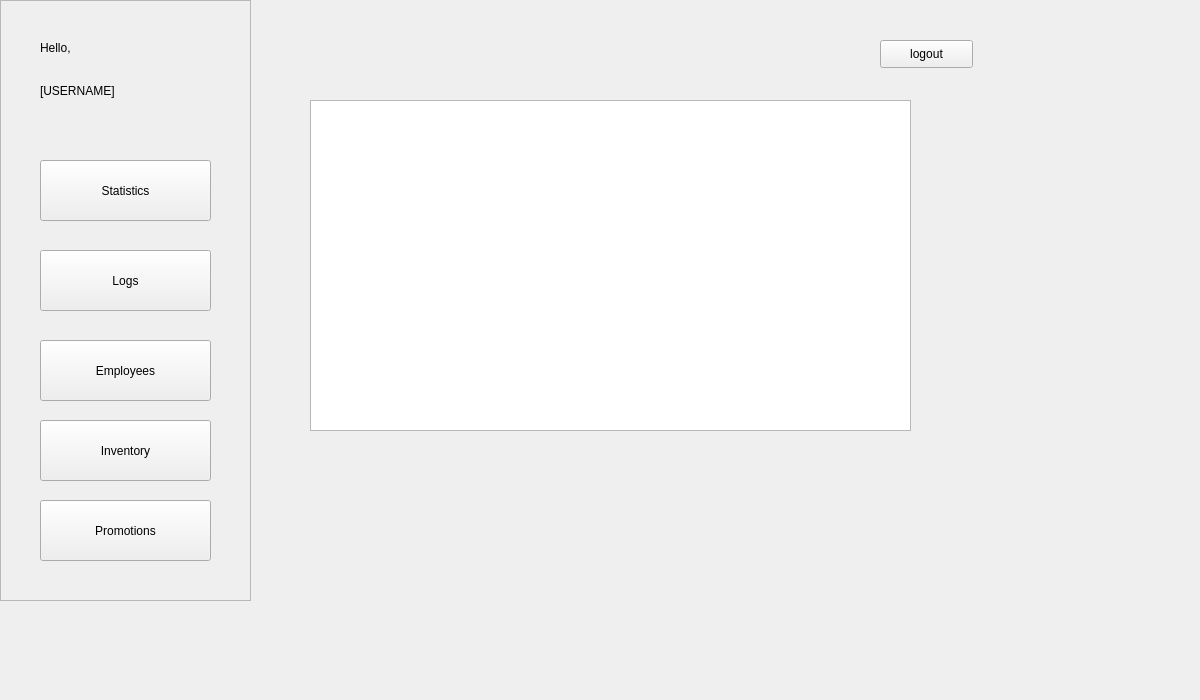
Before: the Qt Designer form POS/UI/promotions.ui in ReiZedlav/CSCC-21.1-Software-Engineering-1, drawn with Qt 5.
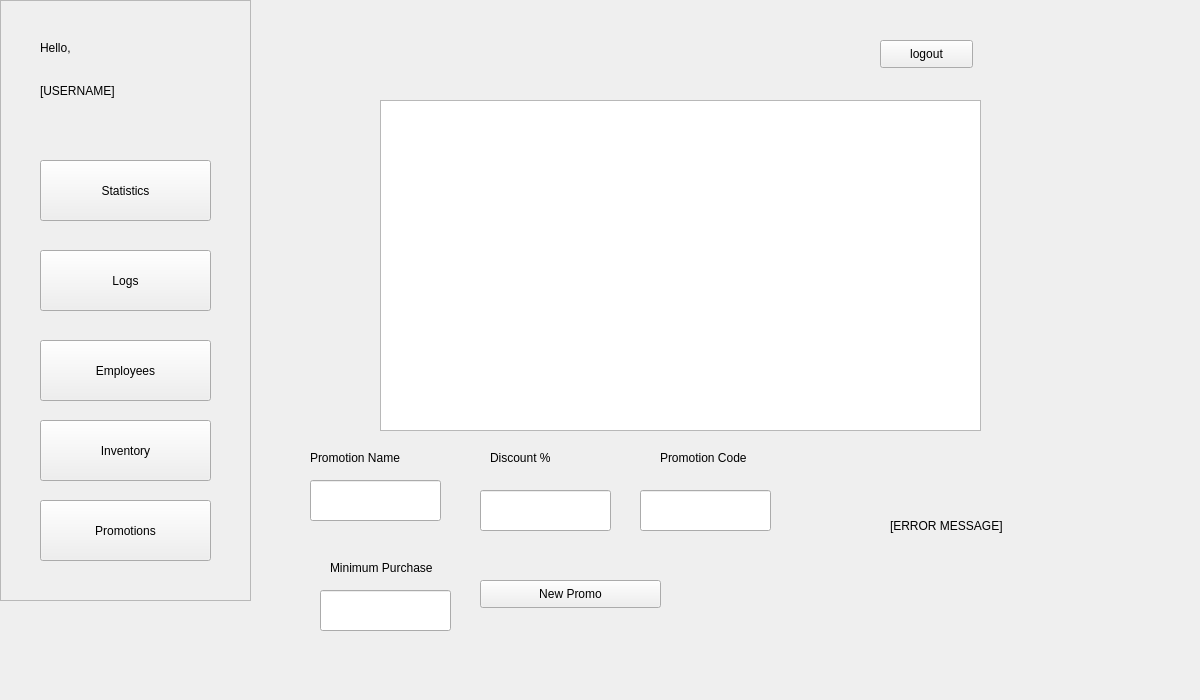
After: the same form once the commit is applied.

```diff
--- a/POS/UI/promotions.ui
+++ b/POS/UI/promotions.ui
@@ -137,13 +137,131 @@
    <widget class="QTableWidget" name="promotionTable">
     <property name="geometry">
      <rect>
-      <x>310</x>
+      <x>380</x>
       <y>100</y>
       <width>601</width>
       <height>331</height>
      </rect>
     </property>
    </widget>
+   <widget class="QLineEdit" name="promotionNameForm">
+    <property name="geometry">
+     <rect>
+      <x>310</x>
+      <y>480</y>
+      <width>131</width>
+      <height>41</height>
+     </rect>
+    </property>
+   </widget>
+   <widget class="QLabel" name="label">
+    <property name="geometry">
+     <rect>
+      <x>310</x>
+      <y>450</y>
+      <width>121</width>
+      <height>16</height>
+     </rect>
+    </property>
+    <property name="text">
+     <string>Promotion Name</string>
+    </property>
+   </widget>
+   <widget class="QLineEdit" name="promotionCodeForm">
+    <property name="geometry">
+     <rect>
+      <x>640</x>
+      <y>490</y>
+      <width>131</width>
+      <height>41</height>
+     </rect>
+    </property>
+   </widget>
+   <widget class="QLabel" name="label_3">
+    <property name="geometry">
+     <rect>
+      <x>660</x>
+      <y>450</y>
+      <width>121</width>
+      <height>16</height>
+     </rect>
+    </property>
+    <property name="text">
+     <string>Promotion Code</string>
+    </property>
+   </widget>
+   <widget class="QLabel" name="label_4">
+    <property name="geometry">
+     <rect>
+      <x>490</x>
+      <y>450</y>
+      <width>121</width>
+      <height>16</height>
+     </rect>
+    </property>
+    <property name="text">
+     <string>Discount %</string>
+    </property>
+   </widget>
+   <widget class="QPushButton" name="addPromo">
+    <property name="geometry">
+     <rect>
+      <x>480</x>
+      <y>580</y>
+      <width>181</width>
+      <height>28</height>
+     </rect>
+    </property>
+    <property name="text">
+     <string>New Promo</string>
+    </property>
+   </widget>
+   <widget class="QLineEdit" name="discountForm">
+    <property name="geometry">
+     <rect>
+      <x>480</x>
+      <y>490</y>
+      <width>131</width>
+      <height>41</height>
+     </rect>
+    </property>
+   </widget>
+   <widget class="QLabel" name="label_5">
+    <property name="geometry">
+     <rect>
+      <x>330</x>
+      <y>560</y>
+      <width>121</width>
+      <height>16</height>
+     </rect>
+    </property>
+    <property name="text">
+     <string>Minimum Purchase</string>
+    </property>
+   </widget>
+   <widget class="QLineEdit" name="minimumPurchaseForm">
+    <property name="geometry">
+     <rect>
+      <x>320</x>
+      <y>590</y>
+      <width>131</width>
+      <height>41</height>
+     </rect>
+    </property>
+   </widget>
+   <widget class="QLabel" name="errorMsg">
+    <property name="geometry">
+     <rect>
+      <x>890</x>
+      <y>505</y>
+      <width>181</width>
+      <height>41</height>
+     </rect>
+    </property>
+    <property name="text">
+     <string>[ERROR MESSAGE]</string>
+    </property>
+   </widget>
   </widget>
  </widget>
  <resources/>
```
